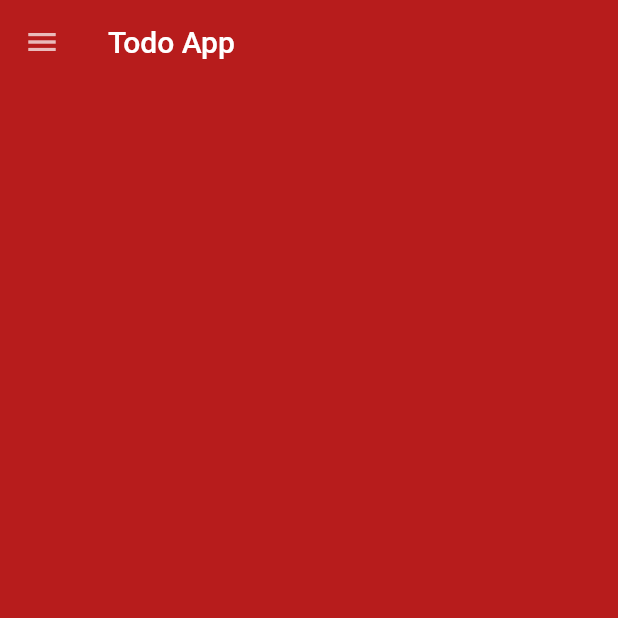
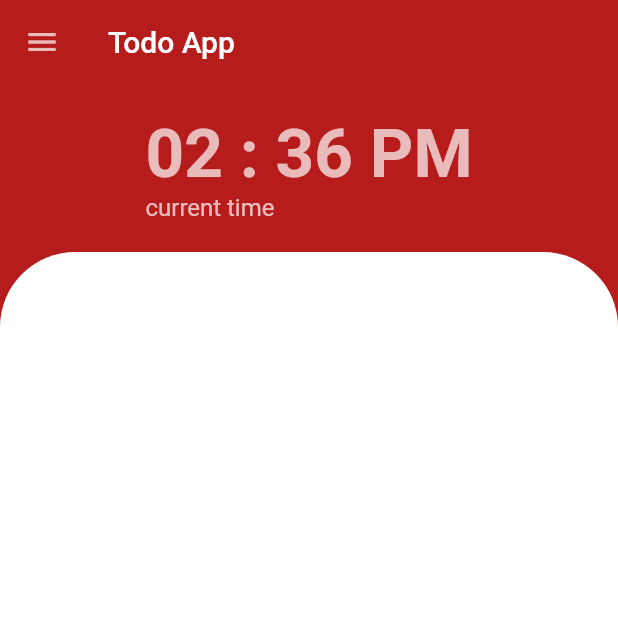
Before and after one commit to emineinan/ToDoApp-Provider, a Flutter app: the screen it shows after launch, on a phone screen of 412 x 824 dp, the top half of it. Run offline on Flutter 3.47's test engine with Material 2 defaults, Android fonts, the phone set to English and light mode, and no system bars.

Commit message:
box decoration added.

```diff
--- a/lib/main.dart
+++ b/lib/main.dart
@@ -23,7 +23,49 @@ class MyHomePage extends StatelessWidget {
   Widget build(BuildContext context) {
     return Scaffold(
       backgroundColor: Colors.red[900],
-      appBar: AppBar(
+      appBar: buildAppBar(),
+      body: Column(
+        children: <Widget>[
+          Column(
+            crossAxisAlignment: CrossAxisAlignment.start,
+            children: <Widget>[
+              SizedBox(
+                height: 20,
+              ),
+              Text(
+                "02 : 36 PM",
+                style: TextStyle(
+                    color: Colors.white70,
+                    fontSize: 45,
+                    fontWeight: FontWeight.bold),
+              ),
+              Text(
+                "current time",
+                style: TextStyle(
+                  color: Colors.white70,
+                  fontSize: 16,
+                ),
+              ),
+              SizedBox(
+                height: 20,
+              )
+            ],
+          ),
+          Expanded(
+              child: Container(
+            decoration: BoxDecoration(
+                borderRadius: BorderRadius.only(
+                    topRight: Radius.circular(50),
+                    topLeft: Radius.circular(50)),
+                color: Colors.white),
+          ))
+        ],
+      ),
+    );
+  }
+
+  AppBar buildAppBar() {
+    return AppBar(
       backgroundColor: Colors.transparent,
       elevation: 0,
       title: Text(
@@ -37,7 +79,6 @@ class MyHomePage extends StatelessWidget {
         ),
         onPressed: () {},
       ),
-      ),
     );
   }
 }
```
Lines whose indentation alone changed are shown as unchanged.
